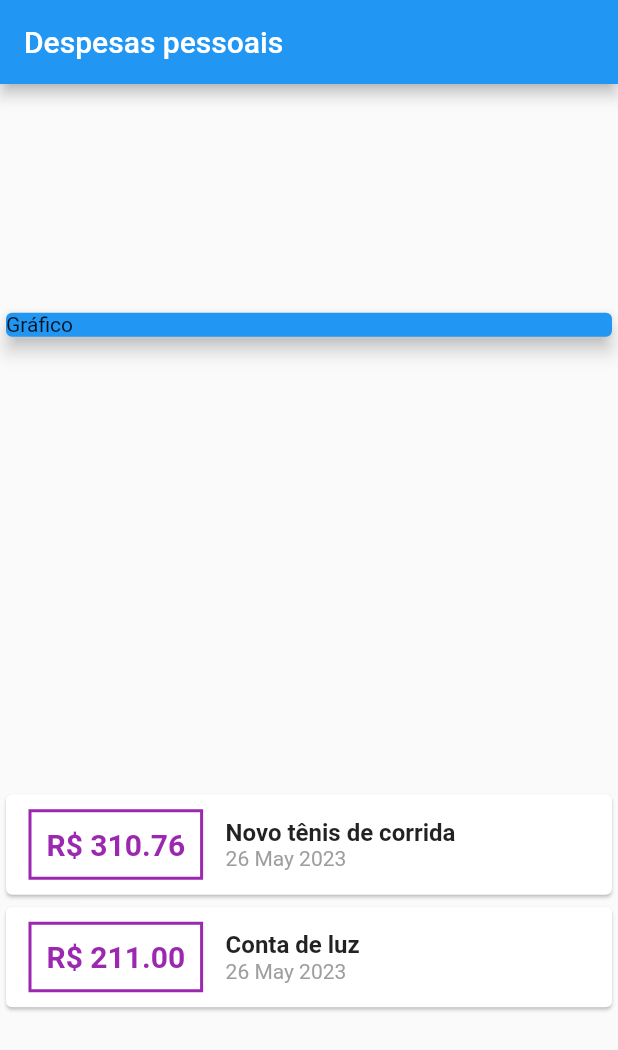
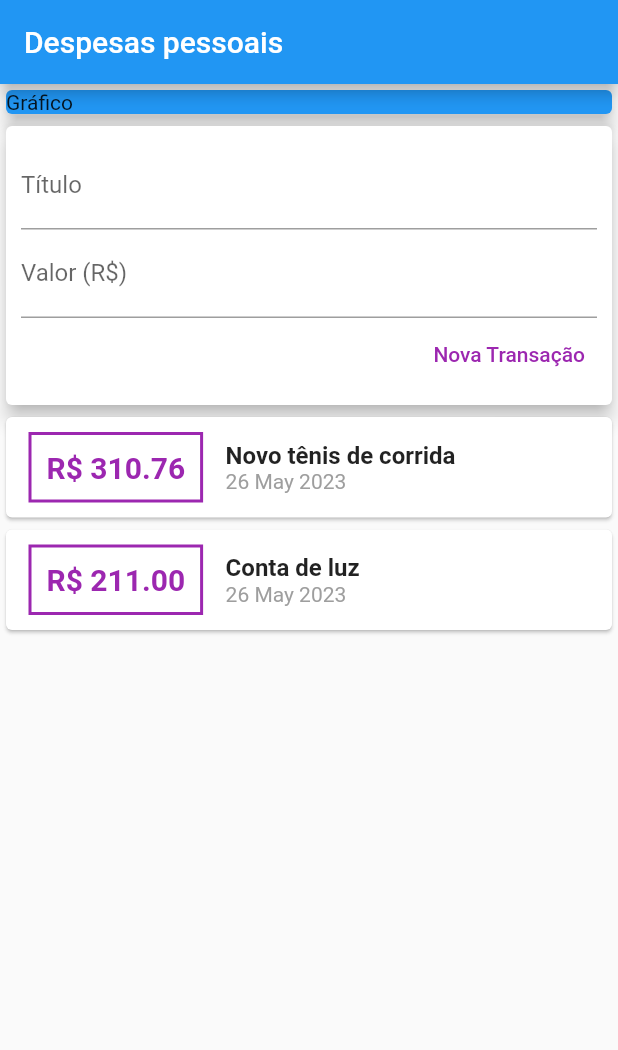
Before and after one commit to ericatorres/ExpensesFlutter, a Flutter app: the screen it shows after launch, on a phone screen of 412 x 824 dp. Shown: the top 1050 px of the screen. Run offline on Flutter 3.47's test engine with Material 2 defaults, Android fonts, the phone set to English and light mode, and no system bars.

Commit message:
Criação de componentes

```diff
--- /dev/null
+++ b/lib/components/transaction_form.dart
@@ -0,0 +1,50 @@
+import 'package:flutter/material.dart';
+
+class TransactionForm extends StatelessWidget {
+  final titleController = TextEditingController();
+  final valueController = TextEditingController();
+
+  final void Function(String, double) onSubmit;
+
+  TransactionForm(this.onSubmit, {super.key});
+
+  @override
+  Widget build(BuildContext context) {
+    return Card(
+      elevation: 5,
+      child: Padding(
+        padding: const EdgeInsets.all(10),
+        child: Column(
+          children: <Widget>[
+            TextField(
+              controller: titleController,
+              decoration: InputDecoration(labelText: 'Título'),
+            ),
+            TextField(
+              controller: valueController,
+              decoration: InputDecoration(labelText: 'Valor (R\$)'),
+            ),
+            Row(
+              mainAxisAlignment: MainAxisAlignment.end,
+              children: [
+                TextButton(
+                  onPressed: () {
+                    final title = titleController.text;
+                    final value = double.tryParse(valueController.text) ?? 0.0;
+                    onSubmit(title, value);
+                  },
+                  child: Text(
+                    'Nova Transação',
+                  ),
+                  style: TextButton.styleFrom(
+                      backgroundColor: Colors.white,
+                      foregroundColor: Colors.purple),
+                ),
+              ],
+            )
+          ],
+        ),
+      ),
+    );
+  }
+}
--- /dev/null
+++ b/lib/components/transaction_list.dart
@@ -0,0 +1,58 @@
+import 'package:flutter/material.dart';
+import 'package:intl/intl.dart';
+import '../models/transaction.dart';
+
+class TransactionList extends StatelessWidget {
+  final List<Transaction> transactions;
+
+  TransactionList(this.transactions, {super.key});
+
+  @override
+  Widget build(BuildContext context) {
+    return Column(
+      children: transactions.map((tr) {
+        return Card(
+          child: Row(
+            children: <Widget>[
+              Container(
+                margin: const EdgeInsets.symmetric(
+                  horizontal: 15,
+                  vertical: 10,
+                ),
+                decoration: BoxDecoration(
+                    border: Border.all(
+                  color: Colors.purple,
+                  width: 2,
+                )),
+                padding: const EdgeInsets.all(10),
+                child: Text(
+                  'R\$ ${tr.value.toStringAsFixed(2)}',
+                  style: const TextStyle(
+                      fontWeight: FontWeight.bold,
+                      fontSize: 20,
+                      color: Colors.purple),
+                ),
+              ),
+              Column(
+                crossAxisAlignment: CrossAxisAlignment.start,
+                children: <Widget>[
+                  Text(tr.title,
+                      style: const TextStyle(
+                        fontWeight: FontWeight.bold,
+                        fontSize: 16,
+                      )),
+                  Text(
+                    DateFormat('d MMM y').format(tr.date),
+                    style: const TextStyle(
+                      color: Colors.grey,
+                    ),
+                  )
+                ],
+              )
+            ],
+          ),
+        );
+      }).toList(),
+    );
+  }
+}
--- /dev/null
+++ b/lib/components/transaction_user.dart
@@ -0,0 +1,53 @@
+import 'dart:math';
+
+import 'package:expenses/components/transaction_form.dart';
+import 'package:expenses/components/transaction_list.dart';
+import 'package:flutter/material.dart';
+
+import '../models/transaction.dart';
+
+class TransactionUser extends StatefulWidget {
+  const TransactionUser({super.key});
+
+  @override
+  State<TransactionUser> createState() => _TransactionUserState();
+}
+
+class _TransactionUserState extends State<TransactionUser> {
+  final _transactions = [
+    Transaction(
+        id: 't1',
+        title: 'Novo tênis de corrida',
+        value: 310.76,
+        date: DateTime.now()),
+    Transaction(
+      id: 't2',
+      title: 'Conta de luz',
+      value: 211,
+      date: DateTime.now(),
+    )
+  ];
+
+  _addTransaction(String title, double value) {
+    final newTransaction = Transaction(
+      id: Random().nextDouble().toString(),
+      title: title,
+      value: value,
+      date: DateTime.now(),
+    );
+
+    setState(() {
+      _transactions.add(newTransaction);
+    });
+  }
+
+  @override
+  Widget build(BuildContext context) {
+    return Column(
+      children: <Widget>[
+        TransactionForm(_addTransaction),
+        TransactionList(_transactions),
+      ],
+    );
+  }
+}
--- a/lib/main.dart
+++ b/lib/main.dart
@@ -1,6 +1,5 @@
-import 'package:expenses/models/transaction.dart';
+import 'package:expenses/components/transaction_user.dart';
 import 'package:flutter/material.dart';
-import 'package:intl/intl.dart';
 
 main() => runApp(const ExpensesApp());
 
@@ -16,24 +15,14 @@ class ExpensesApp extends StatelessWidget {
 class MyHomePage extends StatelessWidget {
   MyHomePage({super.key});
 
-  final _transactions = [
-    Transaction(
-        id: 't1',
-        title: 'Novo tênis de corrida',
-        value: 310.76,
-        date: DateTime.now()),
-    Transaction(
-        id: 't2', title: 'Conta de luz', value: 211, date: DateTime.now())
-  ];
-
   @override
   Widget build(BuildContext context) {
     return Scaffold(
         appBar: AppBar(
           title: const Text('Despesas pessoais'),
         ),
-        body: Column(
-          mainAxisAlignment: MainAxisAlignment.spaceAround,
+        body: SingleChildScrollView(
+          child: const Column(
             crossAxisAlignment: CrossAxisAlignment.stretch,
             children: <Widget>[
               const SizedBox(
@@ -44,52 +33,9 @@ class MyHomePage extends StatelessWidget {
                   child: Text('Gráfico'),
                 ),
               ),
-            Column(
-              children: _transactions.map((tr) {
-                return Card(
-                  child: Row(
-                    children: <Widget>[
-                      Container(
-                        margin: const EdgeInsets.symmetric(
-                          horizontal: 15,
-                          vertical: 10,
-                        ),
-                        decoration: BoxDecoration(
-                            border: Border.all(
-                          color: Colors.purple,
-                          width: 2,
-                        )),
-                        padding: const EdgeInsets.all(10),
-                        child: Text(
-                          'R\$ ${tr.value.toStringAsFixed(2)}',
-                          style: const TextStyle(
-                              fontWeight: FontWeight.bold,
-                              fontSize: 20,
-                              color: Colors.purple),
-                        ),
-                      ),
-                      Column(
-                        crossAxisAlignment: CrossAxisAlignment.start,
-                        children: <Widget>[
-                          Text(tr.title,
-                              style: const TextStyle(
-                                fontWeight: FontWeight.bold,
-                                fontSize: 16,
-                              )),
-                          Text(
-                            DateFormat('d MMM y').format(tr.date),
-                            style: const TextStyle(
-                              color: Colors.grey,
-                            ),
-                          )
-                        ],
-                      )
+              TransactionUser()
             ],
           ),
-                );
-              }).toList(),
-            )
-          ],
         ));
   }
 }
```
Lines whose indentation alone changed are shown as unchanged.
